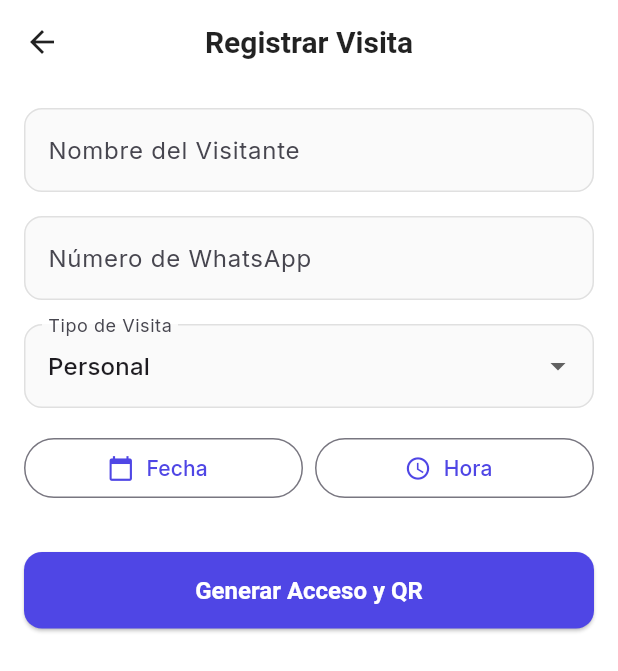
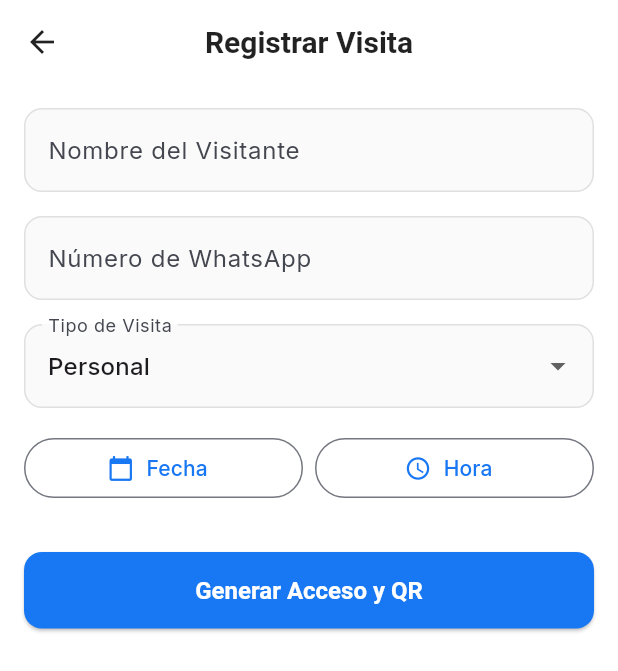
Before and after one commit to jmgiron/condominios, a Flutter app: the VisitFormScreen screen opened directly, on a phone screen of 412 x 824 dp. Shown: the top 671 px of the screen. Run offline on Flutter 3.47's test engine with Material 3 defaults, Android fonts, the phone set to English and light mode, and no system bars; our stand-ins replace dio, google_fonts, jwt_decoder, qr_flutter, shared_preferences; missing offline and left inert: mobile_scanner; accounts and stored records are empty.

Commit message:
Version ya con componentes en AWS

```diff
--- a/flutter_app_source/lib/core/theme.dart
+++ b/flutter_app_source/lib/core/theme.dart
@@ -2,8 +2,9 @@ import 'package:flutter/material.dart';
 import 'package:google_fonts/google_fonts.dart';
 
 class AppTheme {
-  static const Color primaryColor = Color(0xFF4F46E5);
-  static const Color secondaryColor = Color(0xFF10B981);
+  static const Color primaryColor = Color(0xFF1877F2);
+  static const Color secondaryColor = Color(0xFF6203FF);
+  static const Color tertiaryColor = Color(0xFFFFCD00);
   static const Color backgroundColor = Color(0xFFF3F4F6);
   static const Color darkBackgroundColor = Color(0xFF111827);
   static const Color surfaceColor = Colors.white;
--- a/flutter_app_source/lib/main.dart
+++ b/flutter_app_source/lib/main.dart
@@ -22,7 +22,7 @@ class ResiSyncApp extends StatelessWidget {
   @override
   Widget build(BuildContext context) {
     return MaterialApp(
-      title: 'ResiSync',
+      title: 'ZENTARI',
       debugShowCheckedModeBanner: false,
       theme: AppTheme.lightTheme,
       darkTheme: AppTheme.darkTheme,
--- a/flutter_app_source/pubspec.yaml
+++ b/flutter_app_source/pubspec.yaml
@@ -25,3 +25,5 @@ dev_dependencies:
 
 flutter:
   uses-material-design: true
+  assets:
+    - assets/images/
--- a/resisync_mobile/lib/core/api_client.dart
+++ b/resisync_mobile/lib/core/api_client.dart
@@ -2,8 +2,8 @@ import 'package:dio/dio.dart';
 import 'package:shared_preferences/shared_preferences.dart';
 
 class ApiClient {
-  // Conectándose a tu computadora por Wi-Fi (para celulares físicos locales)
-  static const String baseUrl = 'http://192.168.0.8:8081/api';
+  // Conectándose al entorno de producción en AWS
+  static const String baseUrl = 'http://zentari-env.eba-5pihvsqy.us-east-1.elasticbeanstalk.com/api';
   final Dio dio;
 
   ApiClient() : dio = Dio(BaseOptions(baseUrl: baseUrl)) {
--- a/resisync_mobile/lib/core/theme.dart
+++ b/resisync_mobile/lib/core/theme.dart
@@ -3,8 +3,9 @@ import 'package:google_fonts/google_fonts.dart';
 
 class AppTheme {
   // Colores más intensos y vivos estilo Munily
-  static const Color primaryColor = Color(0xFF0EA5E9); // Un vibrante azul cielo / celeste intenso
-  static const Color secondaryColor = Color(0xFF10B981); // Un verde vibrante para aprobar
+  static const Color primaryColor = Color(0xFF1877F2);
+  static const Color secondaryColor = Color(0xFF6203FF);
+  static const Color tertiaryColor = Color(0xFFFFCD00);
   static const Color backgroundColor = Color(0xFFF8FAFC);
   static const Color darkBackgroundColor = Color(0xFF0F172A);
   static const Color surfaceColor = Colors.white;
--- a/resisync_mobile/lib/main.dart
+++ b/resisync_mobile/lib/main.dart
@@ -2,6 +2,7 @@ import 'package:flutter/material.dart';
 import 'package:provider/provider.dart';
 import 'core/theme.dart';
 import 'providers/auth_provider.dart';
+import 'providers/visit_provider.dart';
 import 'ui/screens/login_screen.dart';
 import 'ui/screens/home_screen.dart';
 
@@ -10,6 +11,7 @@ void main() {
     MultiProvider(
       providers: [
         ChangeNotifierProvider(create: (_) => AuthProvider()),
+        ChangeNotifierProvider(create: (_) => VisitProvider()),
       ],
       child: const ResiSyncApp(),
     ),
@@ -22,7 +24,7 @@ class ResiSyncApp extends StatelessWidget {
   @override
   Widget build(BuildContext context) {
     return MaterialApp(
-      title: 'ResiSync',
+      title: 'ZENTARI',
       debugShowCheckedModeBanner: false,
       theme: AppTheme.lightTheme,
       darkTheme: AppTheme.darkTheme,
--- /dev/null
+++ b/resisync_mobile/lib/models/visit.dart
@@ -0,0 +1,47 @@
+class Visit {
+  final int? id;
+  final int? residenteId;
+  final String nombreVisitante;
+  final DateTime fechaLlegada;
+  final String whatsapp;
+  final int duracionEstimada;
+  final String tipoVisita;
+  final String? estado;
+  final DateTime? creadoEn;
+
+  Visit({
+    this.id,
+    this.residenteId,
+    required this.nombreVisitante,
+    required this.fechaLlegada,
+    required this.whatsapp,
+    required this.duracionEstimada,
+    required this.tipoVisita,
+    this.estado,
+    this.creadoEn,
+  });
+
+  factory Visit.fromJson(Map<String, dynamic> json) {
+    return Visit(
+      id: json['id'],
+      residenteId: json['residenteId'],
+      nombreVisitante: json['nombreVisitante'] ?? '',
+      fechaLlegada: DateTime.parse(json['fechaLlegada']),
+      whatsapp: json['whatsapp'] ?? '',
+      duracionEstimada: json['duracionEstimada'] ?? 60,
+      tipoVisita: json['tipoVisita'] ?? 'Personal',
+      estado: json['estado'],
+      creadoEn: json['creadoEn'] != null ? DateTime.parse(json['creadoEn']) : null,
+    );
+  }
+
+  Map<String, dynamic> toJson() {
+    return {
+      'nombreVisitante': nombreVisitante,
+      'fechaLlegada': fechaLlegada.toIso8601String(),
+      'whatsapp': whatsapp,
+      'duracionEstimada': duracionEstimada,
+      'tipoVisita': tipoVisita,
+    };
+  }
+}
--- a/resisync_mobile/lib/ui/screens/visit_form_screen.dart
+++ b/resisync_mobile/lib/ui/screens/visit_form_screen.dart
@@ -1,5 +1,7 @@
 import 'package:flutter/material.dart';
-
+import 'package:provider/provider.dart';
+import '../../providers/visit_provider.dart';
+import '../../models/visit.dart';
 class VisitFormScreen extends StatefulWidget {
   const VisitFormScreen({super.key});
 
@@ -90,19 +92,47 @@ class _VisitFormScreenState extends State<VisitFormScreen> {
               ),
               const SizedBox(height: 32),
               ElevatedButton(
-                onPressed: () {
+                onPressed: context.watch<VisitProvider>().isLoading ? null : () async {
                   if (_formKey.currentState!.validate() && _selectedDate != null && _selectedTime != null) {
-                    ScaffoldMessenger.of(context).showSnackBar(
-                      const SnackBar(content: Text('Visita registrada (Simulado)')),
+                    final dateTime = DateTime(
+                      _selectedDate!.year,
+                      _selectedDate!.month,
+                      _selectedDate!.day,
+                      _selectedTime!.hour,
+                      _selectedTime!.minute,
                     );
-                    Navigator.pop(context);
+
+                    final visit = Visit(
+                      nombreVisitante: _nameController.text.trim(),
+                      fechaLlegada: dateTime,
+                      whatsapp: _whatsappController.text.trim(),
+                      duracionEstimada: 60,
+                      tipoVisita: _visitType,
+                    );
+
+                    final error = await context.read<VisitProvider>().registrarVisita(visit);
+
+                    if (mounted) {
+                      if (error == null) {
+                        ScaffoldMessenger.of(context).showSnackBar(
+                          const SnackBar(content: Text('Visita registrada exitosamente')),
+                        );
+                        Navigator.pop(context);
+                      } else {
+                        ScaffoldMessenger.of(context).showSnackBar(
+                          SnackBar(content: Text(error), backgroundColor: Colors.red),
+                        );
+                      }
+                    }
                   } else {
                     ScaffoldMessenger.of(context).showSnackBar(
                       const SnackBar(content: Text('Completa todos los campos')),
                     );
                   }
                 },
-                child: const Text('Generar Acceso y QR'),
+                child: context.watch<VisitProvider>().isLoading
+                    ? const SizedBox(height: 20, width: 20, child: CircularProgressIndicator(strokeWidth: 2, color: Colors.white))
+                    : const Text('Generar Acceso y QR'),
               ),
             ],
           ),
--- a/resisync_mobile/pubspec.yaml
+++ b/resisync_mobile/pubspec.yaml
@@ -25,3 +25,5 @@ dev_dependencies:
 
 flutter:
   uses-material-design: true
+  assets:
+    - assets/images/
```
Also changed, not shown: flutter_app_source/lib/ui/screens/login_screen.dart (+8 -2 lines), resisync_mobile/lib/providers/auth_provider.dart (+10 -4 lines), resisync_mobile/lib/providers/visit_provider.dart (added, +55 -0 lines), resisync_mobile/lib/ui/screens/home_screen.dart (+33 -3 lines), resisync_mobile/lib/ui/screens/login_screen.dart (+19 -5 lines), flutter_app_source/assets/images/logo.png (added), resisync_mobile/assets/images/logo.png (added), 4 other files.
